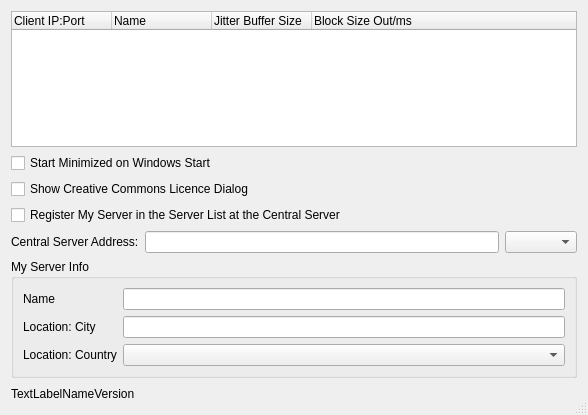
Above: src/serverdlgbase.ui from jamulussoftware/jamulus before the change. Below: the same form after it.
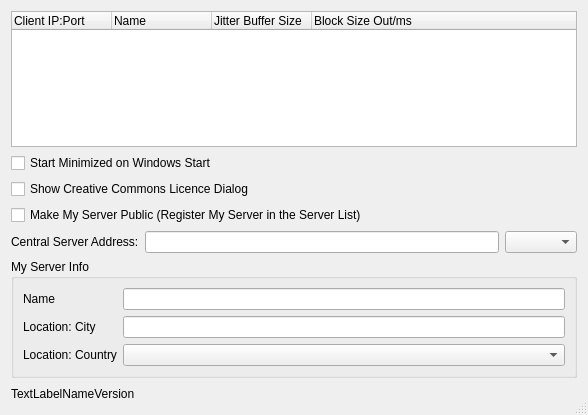
That is the form after the change. Icons and pictures are not drawn.

Commit message: change "Register My Server in the Server List at the Central Server" to "Make My Server Public (Register My Server in the Server List)"

The edit to the form file:
```diff
--- a/src/serverdlgbase.ui
+++ b/src/serverdlgbase.ui
@@ -65,7 +65,7 @@
    <item>
     <widget class="QCheckBox" name="chbRegisterServer">
      <property name="text">
-      <string>Register My Server in the Server List at the Central Server</string>
+      <string>Make My Server Public (Register My Server in the Server List)</string>
      </property>
     </widget>
    </item>
```
The commit also changes 1 other file.
